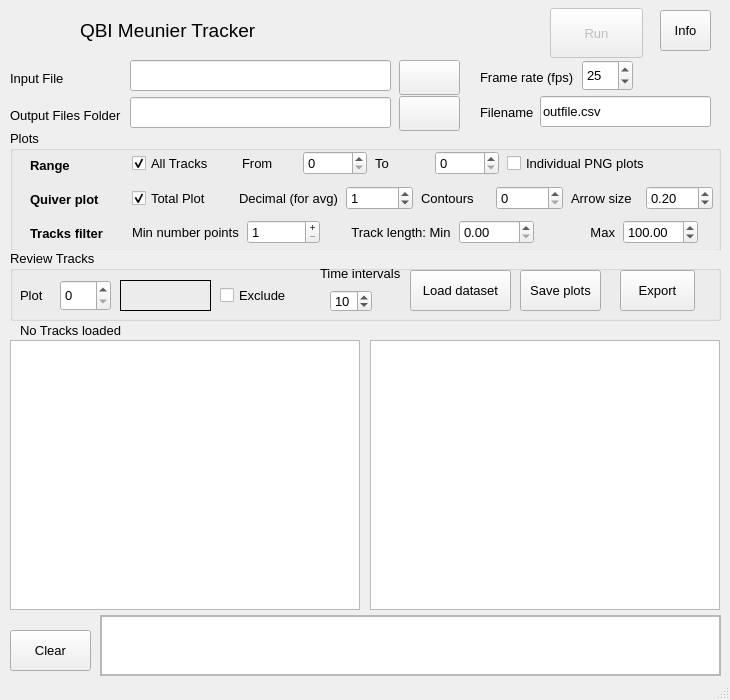
Qt form tracker.ui (QBI-Microscopy/Tracking) before a commit.
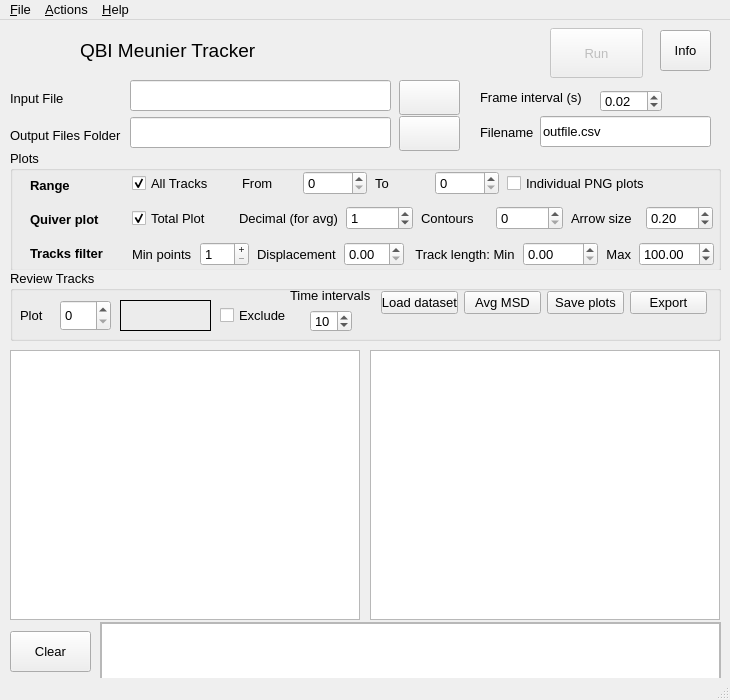
The same form after that commit. Icons and pictures are not drawn.

Commit message:
Added menu and other GUI changes
Also added avgMSD button and changed std to se

What changed in the file:
```diff
--- a/tracker.ui
+++ b/tracker.ui
@@ -189,7 +189,7 @@
     <property name="geometry">
      <rect>
       <x>100</x>
-      <y>615</y>
+      <y>602</y>
       <width>621</width>
       <height>61</height>
      </rect>
@@ -367,8 +367,8 @@
      <property name="geometry">
       <rect>
        <x>120</x>
-       <y>88</y>
-       <width>570</width>
+       <y>90</y>
+       <width>581</width>
        <height>28</height>
       </rect>
      </property>
@@ -400,7 +400,7 @@
          </size>
         </property>
         <property name="text">
-         <string>Min number points</string>
+         <string>Min points</string>
         </property>
        </widget>
       </item>
@@ -439,17 +439,18 @@
        </widget>
       </item>
       <item>
-       <spacer name="verticalSpacer_3">
-        <property name="orientation">
-         <enum>Qt::Vertical</enum>
+       <widget class="QLabel" name="label_20">
+        <property name="text">
+         <string>Displacement</string>
         </property>
-        <property name="sizeHint" stdset="0">
-         <size>
-          <width>20</width>
-          <height>40</height>
-         </size>
+       </widget>
+      </item>
+      <item>
+       <widget class="QDoubleSpinBox" name="spinDisplacement">
+        <property name="toolTip">
+         <string>Minimum displacement length</string>
         </property>
-       </spacer>
+       </widget>
       </item>
       <item>
        <widget class="QLabel" name="label_16">
@@ -804,7 +805,7 @@
     <property name="geometry">
      <rect>
       <x>10</x>
-      <y>630</y>
+      <y>611</y>
       <width>81</width>
       <height>41</height>
      </rect>
@@ -827,7 +828,7 @@
     <property name="geometry">
      <rect>
       <x>10</x>
-      <y>340</y>
+      <y>330</y>
       <width>350</width>
       <height>270</height>
      </rect>
@@ -837,7 +838,7 @@
     <property name="geometry">
      <rect>
       <x>370</x>
-      <y>340</y>
+      <y>330</y>
       <width>350</width>
       <height>270</height>
      </rect>
@@ -861,19 +862,6 @@
     <property name="title">
      <string>Review Tracks</string>
     </property>
-    <widget class="QPushButton" name="btnReviewSave">
-     <property name="geometry">
-      <rect>
-       <x>510</x>
-       <y>20</y>
-       <width>81</width>
-       <height>41</height>
-      </rect>
-     </property>
-     <property name="text">
-      <string>Save plots</string>
-     </property>
-    </widget>
     <widget class="QCheckBox" name="checkExclude">
      <property name="geometry">
       <rect>
@@ -932,23 +920,10 @@
       <string>Plot </string>
      </property>
     </widget>
-    <widget class="QPushButton" name="btnReviewDataset">
-     <property name="geometry">
-      <rect>
-       <x>400</x>
-       <y>20</y>
-       <width>101</width>
-       <height>41</height>
-      </rect>
-     </property>
-     <property name="text">
-      <string>Load dataset</string>
-     </property>
-    </widget>
     <widget class="QSpinBox" name="spinIntervals">
      <property name="geometry">
       <rect>
-       <x>320</x>
+       <x>300</x>
        <y>40</y>
        <width>42</width>
        <height>22</height>
@@ -964,8 +939,8 @@
     <widget class="QLabel" name="label_19">
      <property name="geometry">
       <rect>
-       <x>310</x>
-       <y>13</y>
+       <x>280</x>
+       <y>15</y>
        <width>91</width>
        <height>21</height>
       </rect>
@@ -974,39 +949,62 @@
       <string>Time intervals</string>
      </property>
     </widget>
-    <widget class="QPushButton" name="btnExport">
+    <widget class="QWidget" name="">
      <property name="geometry">
       <rect>
-       <x>610</x>
+       <x>370</x>
        <y>20</y>
-       <width>75</width>
-       <height>41</height>
+       <width>328</width>
+       <height>26</height>
       </rect>
      </property>
-     <property name="toolTip">
-      <string>Export data to vbSPT</string>
-     </property>
-     <property name="text">
-      <string>Export</string>
-     </property>
+     <layout class="QHBoxLayout" name="horizontalLayout_4" stretch="1,1,1,1">
+      <property name="leftMargin">
+       <number>1</number>
+      </property>
+      <property name="topMargin">
+       <number>1</number>
+      </property>
+      <property name="rightMargin">
+       <number>1</number>
+      </property>
+      <property name="bottomMargin">
+       <number>1</number>
+      </property>
+      <item>
+       <widget class="QPushButton" name="btnReviewDataset">
+        <property name="text">
+         <string>Load dataset</string>
+        </property>
+       </widget>
+      </item>
+      <item>
+       <widget class="QPushButton" name="btnAvgMSD">
+        <property name="text">
+         <string>Avg MSD</string>
+        </property>
+       </widget>
+      </item>
+      <item>
+       <widget class="QPushButton" name="btnReviewSave">
+        <property name="text">
+         <string>Save plots</string>
+        </property>
+       </widget>
+      </item>
+      <item>
+       <widget class="QPushButton" name="btnExport">
+        <property name="toolTip">
+         <string>Export data to vbSPT</string>
+        </property>
+        <property name="text">
+         <string>Export</string>
+        </property>
+       </widget>
+      </item>
+     </layout>
     </widget>
    </widget>
-   <widget class="QSpinBox" name="spinFramerate">
-    <property name="geometry">
-     <rect>
-      <x>582</x>
-      <y>60</y>
-      <width>51</width>
-      <height>31</height>
-     </rect>
-    </property>
-    <property name="minimum">
-     <number>1</number>
-    </property>
-    <property name="value">
-     <number>25</number>
-    </property>
-   </widget>
    <widget class="QLabel" name="label_17">
     <property name="geometry">
      <rect>
@@ -1017,20 +1015,20 @@
      </rect>
     </property>
     <property name="text">
-     <string>Frame rate (fps)</string>
+     <string>Frame interval (s)</string>
     </property>
    </widget>
-   <widget class="QLabel" name="labelReviewPanel">
+   <widget class="QDoubleSpinBox" name="spinFramerate">
     <property name="geometry">
      <rect>
-      <x>20</x>
-      <y>320</y>
-      <width>701</width>
-      <height>21</height>
+      <x>600</x>
+      <y>70</y>
+      <width>62</width>
+      <height>22</height>
      </rect>
     </property>
-    <property name="text">
-     <string>No Tracks loaded</string>
+    <property name="value">
+     <double>0.020000000000000</double>
     </property>
    </widget>
    <zorder>groupPlots</zorder>
@@ -1055,7 +1053,153 @@
    <zorder>label_17</zorder>
    <zorder>labelReviewPanel</zorder>
   </widget>
-  <widget class="QStatusBar" name="statusbar"/>
+  <widget class="QStatusBar" name="statusBar"/>
+  <widget class="QMenuBar" name="menuBar">
+   <property name="geometry">
+    <rect>
+     <x>0</x>
+     <y>0</y>
+     <width>730</width>
+     <height>18</height>
+    </rect>
+   </property>
+   <property name="nativeMenuBar">
+    <bool>true</bool>
+   </property>
+   <widget class="QMenu" name="menu_File">
+    <property name="title">
+     <string>&amp;File</string>
+    </property>
+    <addaction name="action_Open_input_file"/>
+    <addaction name="actionO_utput_folder"/>
+    <addaction name="actionOu_tput_filename"/>
+    <addaction name="separator"/>
+    <addaction name="action_Load_dataset"/>
+    <addaction name="actionSave_plot_data"/>
+    <addaction name="action_Export_data_to_vbSPT"/>
+    <addaction name="separator"/>
+    <addaction name="actionE_xit"/>
+   </widget>
+   <widget class="QMenu" name="menu_Actions">
+    <property name="title">
+     <string>&amp;Actions</string>
+    </property>
+    <addaction name="separator"/>
+    <addaction name="action_Run"/>
+    <addaction name="separator"/>
+    <addaction name="actionAverage_MSD"/>
+    <addaction name="separator"/>
+    <addaction name="action_Clear_fields"/>
+   </widget>
+   <widget class="QMenu" name="menu_Help">
+    <property name="title">
+     <string>&amp;Help</string>
+    </property>
+    <addaction name="actionA_bout"/>
+    <addaction name="actionHelp"/>
+    <addaction name="action_Check_for_updates"/>
+   </widget>
+   <addaction name="menu_File"/>
+   <addaction name="menu_Actions"/>
+   <addaction name="menu_Help"/>
+  </widget>
+  <action name="action_Open_input_file">
+   <property name="icon">
+    <iconset>
+     <normaloff>resources/open.png</normaloff>resources/open.png</iconset>
+   </property>
+   <property name="text">
+    <string>&amp;Open input file</string>
+   </property>
+  </action>
+  <action name="actionO_utput_folder">
+   <property name="icon">
+    <iconset>
+     <normaloff>resources/folder.png</normaloff>resources/folder.png</iconset>
+   </property>
+   <property name="text">
+    <string>O&amp;utput folder</string>
+   </property>
+  </action>
+  <action name="actionOu_tput_filename">
+   <property name="text">
+    <string>Ou&amp;tput filename</string>
+   </property>
+  </action>
+  <action name="action_Load_dataset">
+   <property name="icon">
+    <iconset>
+     <normaloff>resources/csv.png</normaloff>resources/csv.png</iconset>
+   </property>
+   <property name="text">
+    <string>&amp;Load dataset</string>
+   </property>
+  </action>
+  <action name="actionSave_plot_data">
+   <property name="icon">
+    <iconset>
+     <normaloff>resources/save.png</normaloff>resources/save.png</iconset>
+   </property>
+   <property name="text">
+    <string>Save &amp;plot data</string>
+   </property>
+  </action>
+  <action name="action_Export_data_to_vbSPT">
+   <property name="icon">
+    <iconset>
+     <normaloff>resources/Measure.png</normaloff>resources/Measure.png</iconset>
+   </property>
+   <property name="text">
+    <string>&amp;Export data to vbSPT</string>
+   </property>
+  </action>
+  <action name="actionE_xit">
+   <property name="text">
+    <string>E&amp;xit</string>
+   </property>
+  </action>
+  <action name="action_Run">
+   <property name="icon">
+    <iconset>
+     <normaloff>resources/48px-Go-next.svg.png</normaloff>resources/48px-Go-next.svg.png</iconset>
+   </property>
+   <property name="text">
+    <string>&amp;Run</string>
+   </property>
+  </action>
+  <action name="actionAverage_MSD">
+   <property name="text">
+    <string>Average &amp;MSD</string>
+   </property>
+  </action>
+  <action name="action_Clear_fields">
+   <property name="icon">
+    <iconset>
+     <normaloff>resources/clear.png</normaloff>resources/clear.png</iconset>
+   </property>
+   <property name="text">
+    <string>&amp;Clear fields</string>
+   </property>
+  </action>
+  <action name="actionA_bout">
+   <property name="text">
+    <string>A&amp;bout</string>
+   </property>
+  </action>
+  <action name="actionHelp">
+   <property name="icon">
+    <iconset>
+     <normaloff>resources/Help-browser.svg.png</normaloff>resources/Help-browser.svg.png</iconset>
+   </property>
+   <property name="text">
+    <string>Manua&amp;l</string>
+   </property>
+  </action>
+  <action name="action_Check_for_updates">
+   <property name="text">
+    <string>&amp;Check for updates</string>
+   </property>
+  </action>
  </widget>
  <resources/>
  <connections/>
```
Left out of the diff: 54 changed lines with no effect on the pictures. The commit also changes 2 other files.
